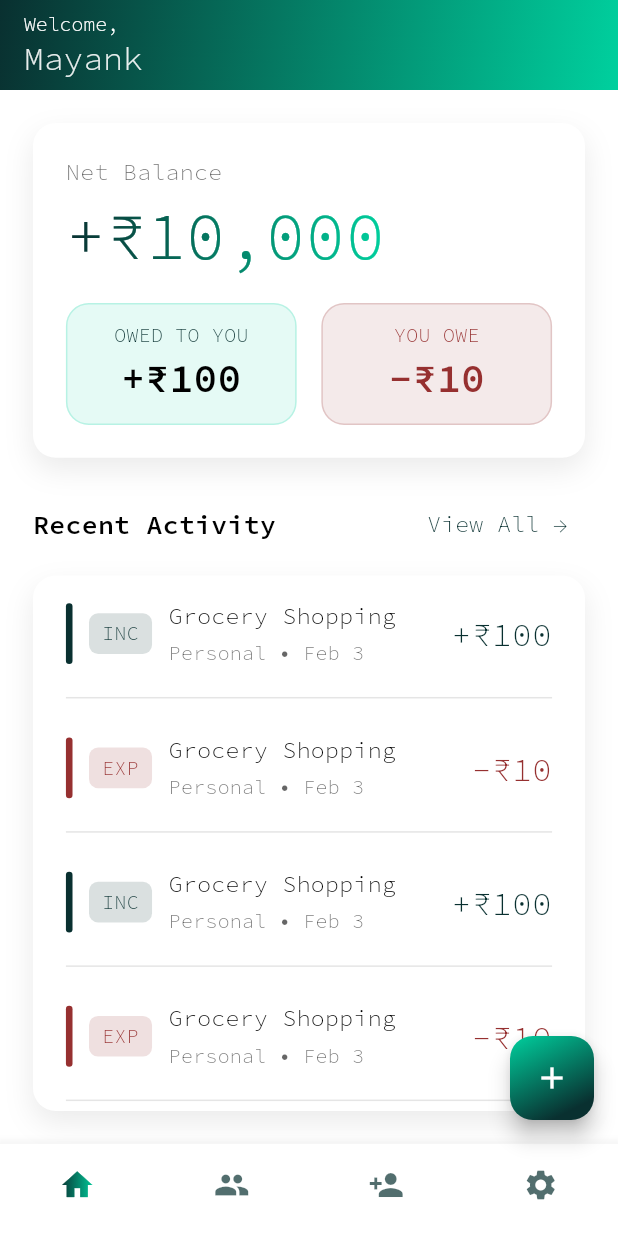
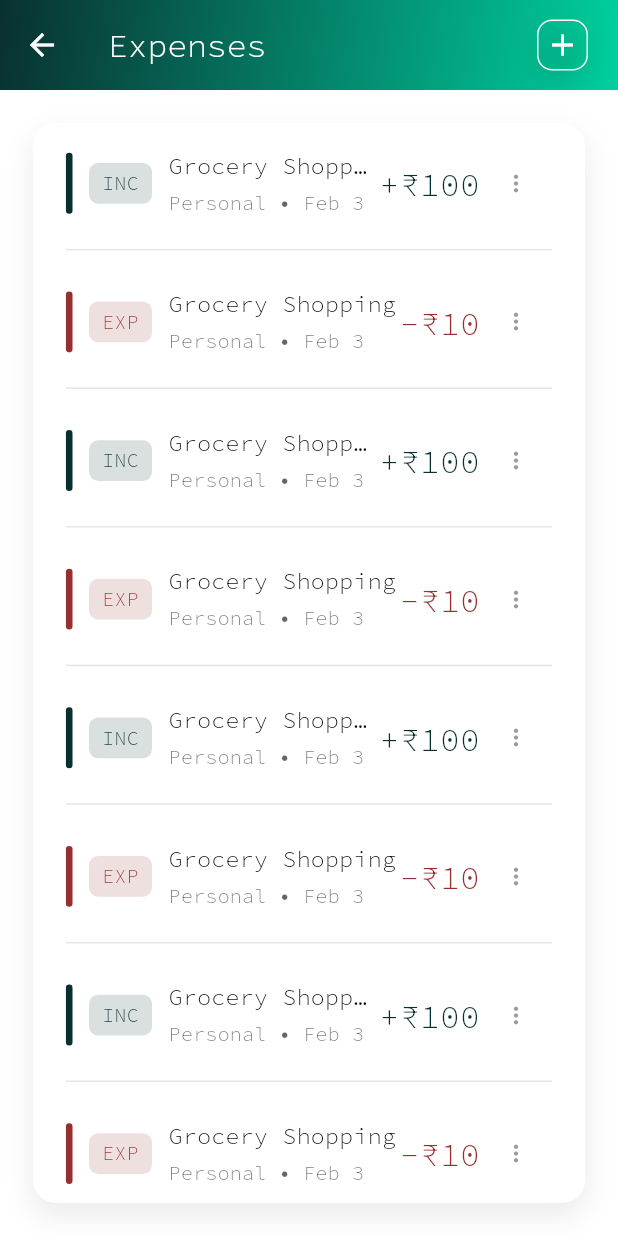
Before and after one commit to Datrix001/FinWise-, a Flutter app: the screen it shows once a user with an empty profile is signed in, after a tap on "View All →", on a phone screen of 412 x 824 dp. Run offline on Flutter 3.47's test engine with Material 3 defaults, Android fonts, the phone set to English and light mode, and no system bars; our stand-ins replace flutter_bloc, flutter_dotenv, flutter_screenutil, flutter_svg, get_it, go_router and 2 more; accounts and stored records are empty.

Commit message:
Added All Expenses Screen

```diff
--- a/lib/core/navigation/app_navigation.dart
+++ b/lib/core/navigation/app_navigation.dart
@@ -6,6 +6,7 @@ import 'package:finwise2/features/auth/presentation/cubit/auth_state.dart';
 import 'package:finwise2/features/auth/presentation/screens/login_screen.dart';
 import 'package:finwise2/features/auth/presentation/screens/signup_screen.dart';
 import 'package:finwise2/features/expense/presentation/screens/add_expense.dart';
+import 'package:finwise2/features/expense/presentation/screens/expenses_screen.dart';
 import 'package:finwise2/features/friend/presentation/screens/friend_screen.dart';
 import 'package:finwise2/features/group/presentation/screens/add_group.dart';
 import 'package:finwise2/features/group/presentation/screens/group_screen.dart';
@@ -55,6 +56,10 @@ class AppNavigation {
         path: AddGroup.routeName,
         builder: (context, state) => AddGroup(),
       ),
+      GoRoute(
+        path: ExpensesScreen.routeName,
+        builder: (context, state) => ExpensesScreen(),
+      ),
     ],
     redirect: (context, goState) {
       final authCubit = getIt<AuthCubit>();
--- /dev/null
+++ b/lib/core/utils/custom_appbar.dart
@@ -0,0 +1,47 @@
+import 'package:finwise2/core/styles/app_text.dart';
+import 'package:finwise2/gen/colors.gen.dart';
+import 'package:flutter/material.dart';
+import 'package:flutter_screenutil/flutter_screenutil.dart';
+
+class CustomAppBar extends StatelessWidget implements PreferredSizeWidget {
+  final String title;
+  final bool centerTitle;
+  final List<Widget>? actions;
+  final Widget? leading;
+  final double height;
+
+  const CustomAppBar({
+    super.key,
+    required this.title,
+    this.centerTitle = false,
+    this.actions,
+    this.leading,
+    this.height = 60,
+  });
+
+  @override
+  Widget build(BuildContext context) {
+    return AppBar(
+      foregroundColor: AppColors.white,
+      toolbarHeight: height,
+      backgroundColor: Colors.transparent,
+      elevation: 0,
+      centerTitle: centerTitle,
+      leading: leading,
+      actions: actions,
+      title: appTextS2(title, color: AppColors.white),
+      flexibleSpace: Container(
+        decoration: BoxDecoration(
+          gradient: LinearGradient(
+            begin: Alignment.topLeft,
+            end: Alignment.bottomRight,
+            colors: [AppColors.secondary, AppColors.primary],
+          ),
+        ),
+      ),
+    );
+  }
+
+  @override
+  Size get preferredSize => Size.fromHeight(height);
+}
--- a/lib/core/utils/utils.dart
+++ b/lib/core/utils/utils.dart
@@ -1,3 +1,4 @@
+import 'package:finwise2/core/styles/app_text.dart';
 import 'package:finwise2/gen/colors.gen.dart';
 import 'package:flutter/material.dart';
 import 'package:flutter_screenutil/flutter_screenutil.dart';
--- a/lib/features/expense/presentation/screens/add_expense.dart
+++ b/lib/features/expense/presentation/screens/add_expense.dart
@@ -1,5 +1,6 @@
 import 'package:finwise2/core/styles/app_text.dart';
 import 'package:finwise2/core/styles/app_text_style.dart';
+import 'package:finwise2/core/utils/custom_appbar.dart';
 import 'package:finwise2/core/utils/utils.dart';
 import 'package:finwise2/features/auth/presentation/utils/custom_button.dart';
 import 'package:finwise2/features/auth/presentation/utils/custom_form_field.dart';
@@ -62,23 +63,7 @@ class _AddExpenseState extends State<AddExpense> {
   Widget build(BuildContext context) {
     return Scaffold(
       backgroundColor: AppColors.white,
-      appBar: AppBar(
-        foregroundColor: AppColors.white,
-        toolbarHeight: 60,
-        backgroundColor: AppColors.transparent,
-        elevation: 0,
-        automaticallyImplyLeading: true,
-        title: appTextS2("Add Expense", color: AppColors.white),
-        flexibleSpace: Container(
-          decoration: BoxDecoration(
-            gradient: LinearGradient(
-              begin: Alignment.topLeft,
-              end: Alignment.bottomRight,
-              colors: [AppColors.secondary, AppColors.primary],
-            ),
-          ),
-        ),
-      ),
+      appBar: CustomAppBar(title: "Add Expene"),
       body: SingleChildScrollView(
         padding: EdgeInsets.all(20.w),
         child: Column(
--- /dev/null
+++ b/lib/features/expense/presentation/screens/expenses_screen.dart
@@ -0,0 +1,189 @@
+import 'package:finwise2/core/styles/app_text.dart';
+import 'package:finwise2/core/utils/custom_appbar.dart';
+import 'package:finwise2/core/utils/utils.dart';
+import 'package:finwise2/features/expense/presentation/screens/add_expense.dart';
+import 'package:finwise2/gen/colors.gen.dart';
+import 'package:flutter/material.dart';
+import 'package:flutter_screenutil/flutter_screenutil.dart';
+import 'package:go_router/go_router.dart';
+
+class ExpensesScreen extends StatefulWidget {
+  const ExpensesScreen({super.key});
+  static const routeName = "/expense-screen";
+
+  @override
+  State<ExpensesScreen> createState() => _ExpensesScreenState();
+}
+
+class _ExpensesScreenState extends State<ExpensesScreen> {
+  @override
+  Widget build(BuildContext context) {
+    return Scaffold(
+      backgroundColor: AppColors.white,
+      appBar: CustomAppBar(
+        title: "Expenses",
+        actions: [
+          Padding(
+            padding: EdgeInsets.only(right: 20.0),
+            child: GestureDetector(
+              onTap: () => context.push(AddExpense.routeName),
+              child: Container(
+                decoration: BoxDecoration(
+                  border: Border.all(width: 1, color: AppColors.white),
+                  borderRadius: BorderRadius.circular(10.r),
+                  boxShadow: [Utils.cardShadow],
+                ),
+                child: Padding(
+                  padding: const EdgeInsets.all(4.0),
+                  child: Icon(Icons.add),
+                ),
+              ),
+            ),
+          ),
+        ],
+      ),
+      body: Padding(
+        padding: EdgeInsets.all(20.w),
+        child: Container(
+          decoration: BoxDecoration(
+            color: AppColors.white,
+            borderRadius: BorderRadius.circular(15.r),
+            boxShadow: [Utils.cardShadow],
+          ),
+          child: ListView.builder(
+            itemCount: 10,
+            itemBuilder: (context, index) {
+              final isIncome = index.isEven;
+
+              return Column(
+                children: [
+                  Padding(
+                    padding: EdgeInsets.fromLTRB(20.w, 16.h, 20.w, 0),
+                    child: Row(
+                      children: [
+                        Container(
+                          width: 4.w,
+                          height: 40.h,
+                          decoration: BoxDecoration(
+                            color: isIncome
+                                ? AppColors.secondary
+                                : AppColors.red,
+                            borderRadius: BorderRadius.circular(6),
+                          ),
+                        ),
+                        10.horizontalSpace,
+
+                        Container(
+                          padding: EdgeInsets.symmetric(
+                            horizontal: 8.w,
+                            vertical: 4.h,
+                          ),
+                          decoration: BoxDecoration(
+                            color: isIncome
+                                ? AppColors.secondary.withAlpha(38)
+                                : AppColors.red.withAlpha(38),
+                            borderRadius: BorderRadius.circular(6.r),
+                          ),
+                          child: appTextB2(
+                            isIncome ? "INC" : "EXP",
+                            color: isIncome
+                                ? AppColors.secondary
+                                : AppColors.red,
+                          ),
+                        ),
+                        10.horizontalSpace,
+
+                        Expanded(
+                          child: Column(
+                            crossAxisAlignment: CrossAxisAlignment.start,
+                            children: [
+                              appTextB1(
+                                "Grocery Shopping",
+                                textOverflow: TextOverflow.ellipsis,
+                              ),
+                              4.verticalSpace,
+                              appTextB2(
+                                "Personal • Feb 3",
+                                color: AppColors.black.withAlpha(153), // 0.6
+                              ),
+                            ],
+                          ),
+                        ),
+
+                        appTextS2(
+                          isIncome ? "+₹100" : "-₹10",
+                          color: isIncome ? AppColors.secondary : AppColors.red,
+                        ),
+                        PopupMenuButton(
+                          icon: Icon(
+                            Icons.more_vert,
+                            size: 18,
+                            color: AppColors.black.withAlpha(100),
+                          ),
+                          shape: RoundedRectangleBorder(
+                            borderRadius: BorderRadius.circular(12.r),
+                          ),
+                          color: AppColors.white,
+                          itemBuilder: (context) => [
+                            PopupMenuItem(
+                              value: 'Edit',
+                              child: Row(
+                                children: [
+                                  Icon(
+                                    Icons.edit,
+                                    size: 15,
+                                    color: AppColors.black.withAlpha(180),
+                                  ),
+
+                                  5.horizontalSpace,
+                                  appTextB1(
+                                    "Edit",
+                                    color: AppColors.black.withAlpha(180),
+                                  ),
+                                ],
+                              ),
+                            ),
+                            PopupMenuItem(
+                              value: 'Delete',
+                              child: Row(
+                                children: [
+                                  Icon(
+                                    Icons.delete,
+                                    size: 15,
+                                    color: AppColors.red,
+                                  ),
+                                  5.horizontalSpace,
+                                  appTextB1("Delete", color: AppColors.red),
+                                ],
+                              ),
+                            ),
+                          ],
+                          onSelected: (value) {
+                            switch (value) {
+                              case 'Edit':
+                                context.push(AddExpense.routeName);
+                              case 'Delete':
+                                context.push(AddExpense.routeName);
+                            }
+                          },
+                        ),
+                      ],
+                    ),
+                  ),
+                  12.verticalSpace,
+                  Padding(
+                    padding: EdgeInsets.symmetric(horizontal: 20.w),
+                    child: Divider(
+                      thickness: 1,
+                      color: AppColors.black.withAlpha(26),
+                    ),
+                  ),
+                ],
+              );
+            },
+          ),
+        ),
+      ),
+    );
+  }
+}
--- a/lib/features/home/presentation/screens/home_screen.dart
+++ b/lib/features/home/presentation/screens/home_screen.dart
@@ -1,8 +1,10 @@
 import 'package:finwise2/core/styles/app_text.dart';
 import 'package:finwise2/core/utils/utils.dart';
+import 'package:finwise2/features/expense/presentation/screens/expenses_screen.dart';
 import 'package:finwise2/gen/colors.gen.dart';
 import 'package:flutter/material.dart';
 import 'package:flutter_screenutil/flutter_screenutil.dart';
+import 'package:go_router/go_router.dart';
 
 class HomeScreen extends StatefulWidget {
   const HomeScreen({super.key});
@@ -86,8 +88,11 @@ class _HomeScreenState extends State<HomeScreen> {
               appTextS3("Recent Activity"),
               const Spacer(),
               TextButton(
-                onPressed: () {},
-                child: appTextB1("View All →", color: AppColors.secondary),
+                onPressed: () => context.push(ExpensesScreen.routeName),
+                child: appTextB1(
+                  "View All →",
+                  color: AppColors.primary.withBlue(10),
+                ),
               ),
             ],
           ),
```
